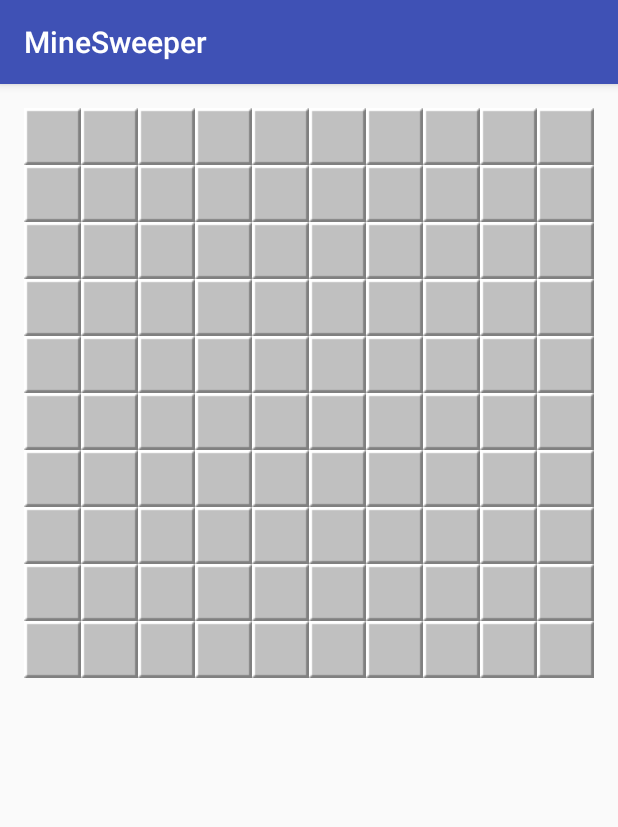
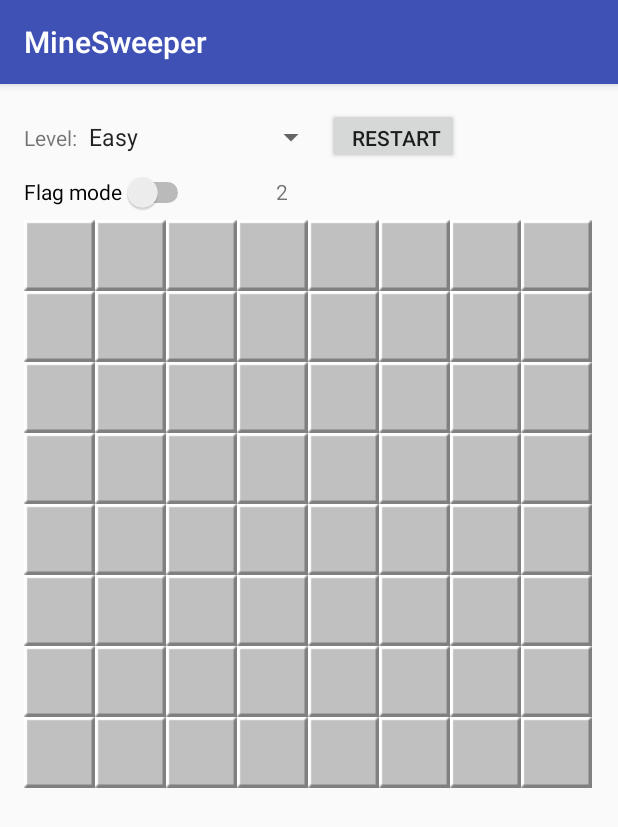
Before and after one commit to hylmartin/MineSweeper, an Android app: the screen it shows after launch (MainActivity), on a phone screen of 412 x 824 dp. Shown: the top 827 px of the screen. Run offline under Robolectric (Android 15) with nearby library versions, the phone set to English and light mode, and no system bars.

Commit message:
Tuesday progress
Added levels, restart button, flag mode, timer

```diff
--- a/app/src/main/java/com/example/martinhyl/minesweeper/Game.java
+++ b/app/src/main/java/com/example/martinhyl/minesweeper/Game.java
@@ -2,6 +2,7 @@ package com.example.martinhyl.minesweeper;
 
 import android.content.Context;
 import android.view.View;
+import android.widget.Toast;
 
 import com.example.martinhyl.minesweeper.grid.Cell;
 
@@ -12,16 +13,18 @@ import com.example.martinhyl.minesweeper.grid.Cell;
 public class Game {
     private static Game instance;
     private Context context;
-
-    public static final int mines = 10;
-    public static final int width = 10;
-    public static final int height = 10;
+    public static boolean running = true;
+    public static int mines = 10;
+    public static int width = 8;
+    public static int height = 8;
+    public static int level = 1;
+    public static boolean flagMode = false;
 
     private Cell[][] grid = new Cell[width][height];
 
     public static Game getInstance(){
         if (instance == null) {
-            instance = new Game();
+           instance = new Game();
         }
         return instance;
     }
@@ -29,28 +32,97 @@ public class Game {
     public void createBoard(Context context) {
         this.context = context;
 
+        grid = new Cell[width][height];
         Board board = new Board(mines,width,height);
         setGrid(context,board.getBoard());
 
 
     }
 
-    public View getCellAt(int i) {
+    public Cell getCellAt(int i) {
         int x = i % width;
-        int y = i / height;
+        int y = i / width;
 
         return grid[x][y];
     }
 
-    private void setGrid(final Context context, final int[][] grid) {
+    private void setGrid(Context context, int[][] grid) {
         for(int x = 0; x < width; x++) {
             for (int y = 0; y < height; y++) {
                 if(this.grid[x][y] == null) {
-                    this.grid[x][y] = new Cell(context,y * height + x);
+                    this.grid[x][y] = new Cell(context,y * width + x);
                 }
                 this.grid[x][y].setValue(grid[x][y]);
                 this.grid[x][y].invalidate();
             }
         }
     }
+
+    public Cell getCellAt(int x, int y) {
+        return grid[x][y];
+    }
+
+    public void click(int xPos, int yPos) {
+        if(xPos >= 0 && yPos >= 0 && xPos < width && yPos < height && !getCellAt(xPos,yPos).isChecked()) {
+            getCellAt(xPos, yPos).setChecked();
+
+            if(getCellAt(xPos, yPos).getValue() == 0) {
+                for(int xt = -1; xt <= 1; xt++){
+                    for(int yt = -1; yt <= 1; yt++){
+                        if( xt != yt){
+                            click(xPos + xt, yPos + yt);
+                        }
+                    }
+                }
+            }
+
+            if(getCellAt(xPos, yPos).isBomb()) {
+                gameOver();
+            }
+        }
+        isGameFinished();
+    }
+
+    private boolean isGameFinished() {
+        int bombNotFound = mines;
+        int notOpened = width * height;
+        for(int x = 0; x < width; x++) {
+            for (int y = 0; y < height; y++) {
+                if(getCellAt(x,y).isOpened() || getCellAt(x,y).isFlagged()){
+                    notOpened--;
+                }
+
+                if(getCellAt(x,y).isFlagged() && getCellAt(x,y).isBomb()) {
+                    bombNotFound--;
+                }
+            }
+        }
+        if(notOpened == bombNotFound) {
+            Toast.makeText(context,"GameWON",Toast.LENGTH_SHORT).show();
+            Game.running = false;
+        }
+
+        return true;
+    }
+
+    private void gameOver() {
+        Toast.makeText(context,"LOST",Toast.LENGTH_SHORT).show();
+
+        for(int x = 0; x < width; x++) {
+            for (int y = 0; y < height; y++) {
+                getCellAt(x,y).setOpened();
+
+            }
+        }
+        Game.running = false;
+    }
+
+    public void flag(int xPos, int yPos) {
+        boolean isFlagged = getCellAt(xPos, yPos).isFlagged();
+        getCellAt(xPos, yPos).setFlagged(!isFlagged);
+        getCellAt(xPos, yPos).invalidate();
+
+    }
+
+
 }
--- a/app/src/main/java/com/example/martinhyl/minesweeper/MainActivity.java
+++ b/app/src/main/java/com/example/martinhyl/minesweeper/MainActivity.java
@@ -3,15 +3,113 @@ package com.example.martinhyl.minesweeper;
 import android.support.v7.app.AppCompatActivity;
 import android.os.Bundle;
 import android.util.Log;
+import android.view.View;
+import android.widget.AdapterView;
+import android.widget.CompoundButton;
+import android.widget.Spinner;
+import android.widget.Switch;
+import android.widget.TextView;
+import android.widget.Toast;
+
+import com.example.martinhyl.minesweeper.grid.Grid;
+
+import org.w3c.dom.Text;
+
+import java.util.Timer;
+import java.util.TimerTask;
 
 public class MainActivity extends AppCompatActivity {
+    private static int level;
+    public Spinner spinner;
+    public Grid grid;
+    public Switch flagMode;
+    public Timer T;
+    public TextView timeTextView;
+    public int seconds = 0;
+
+
 
     @Override
     protected void onCreate(Bundle savedInstanceState) {
         super.onCreate(savedInstanceState);
         setContentView(R.layout.activity_main);
 
-        Log.i("ahoj","MainActivity on create");
+        spinner = (Spinner) findViewById(R.id.levelSpinner);
+        grid = (Grid) findViewById(R.id.mineGridView);
+        flagMode = (Switch) findViewById(R.id.switchFlagMode);
+        timeTextView = (TextView) findViewById(R.id.timeTextView);
+        T =new Timer();
+
         Game.getInstance().createBoard(this);
+
+        T.scheduleAtFixedRate(new TimerTask() {
+            @Override
+            public void run() {
+                runOnUiThread(new Runnable() {
+                    @Override
+                    public void run() {
+                        if(Game.running) {
+                            timeTextView.setText(String.valueOf(seconds));
+                            seconds++;
+                        }
+                    }
+                });
+            }
+        },1000,1000);
+
+        flagMode.setOnCheckedChangeListener(new CompoundButton.OnCheckedChangeListener() {
+            @Override
+            public void onCheckedChanged(CompoundButton compoundButton, boolean b) {
+                Game.flagMode = flagMode.isChecked();
+            }
+        });
+
+        spinner.setOnItemSelectedListener(new AdapterView.OnItemSelectedListener() {
+            @Override
+            public void onItemSelected(AdapterView<?> parentView, View selectedItemView, int position, long id) {
+                restartGame(parentView);
+            }
+
+            @Override
+            public void onNothingSelected(AdapterView<?> parentView) {
+                // your code here
+            }
+
+        });
+
+
+    }
+
+    public void restartGame(View view) {
+        level = spinner.getSelectedItemPosition()+1;
+        switch(level) {
+            case 1:
+                Game.mines = 10;
+                Game.height = 8;
+                Game.width = 8;
+                break;
+            case 2:
+                Game.mines = 15;
+                Game.height = 10;
+                Game.width = 10;
+                break;
+            case 3:
+                Game.mines = 20;
+                Game.height = 13;
+                Game.width = 10;
+                break;
+        }
+        Game.level = level;
+        Game.running = true;
+        seconds = 0;
+        timeTextView.setText(String.valueOf(seconds));
+        //setContentView(R.layout.activity_main);
+        Game.getInstance().createBoard(this);
+        grid.setNumColumns(Game.width);
+        grid.invalidateViews();
+
+        Toast.makeText(getApplicationContext(), String.valueOf(level), Toast.LENGTH_SHORT).show();
+
+
     }
 }
--- a/app/src/main/java/com/example/martinhyl/minesweeper/grid/BaseCell.java
+++ b/app/src/main/java/com/example/martinhyl/minesweeper/grid/BaseCell.java
@@ -39,6 +39,7 @@ public abstract class BaseCell extends View{
         if(value == -1) {
             isBomb = true;
         }
+        this.value = value;
     }
 
     public boolean isBomb() {
@@ -53,8 +54,9 @@ public abstract class BaseCell extends View{
         return isOpened;
     }
 
-    public void setOpened(boolean opened) {
-        isOpened = opened;
+    public void setOpened() {
+        isOpened = true;
+        invalidate();
     }
 
     public boolean isChecked() {
@@ -99,7 +101,7 @@ public abstract class BaseCell extends View{
 
     public void setPosition(int position) {
         this.position = position;
-        x = position % Game.height;
+        x = position % Game.width;
         y = position / Game.width;
         invalidate();
     }
--- a/app/src/main/java/com/example/martinhyl/minesweeper/grid/Grid.java
+++ b/app/src/main/java/com/example/martinhyl/minesweeper/grid/Grid.java
@@ -24,7 +24,7 @@ public class Grid extends GridView{
 
     @Override
     protected void onMeasure(int widthMeasureSpec, int heightMeasureSpec) {
-        super.onMeasure(widthMeasureSpec, widthMeasureSpec);
+        super.onMeasure(widthMeasureSpec, heightMeasureSpec);
     }
 
     private class GridAdapter extends BaseAdapter {
--- a/app/src/main/res/layout/activity_main.xml
+++ b/app/src/main/res/layout/activity_main.xml
@@ -1,25 +1,76 @@
 <?xml version="1.0" encoding="utf-8"?>
-<RelativeLayout xmlns:android="http://schemas.android.com/apk/res/android"
+<LinearLayout xmlns:android="http://schemas.android.com/apk/res/android"
     xmlns:app="http://schemas.android.com/apk/res-auto"
     xmlns:tools="http://schemas.android.com/tools"
     android:layout_width="match_parent"
     android:layout_height="match_parent"
+    android:orientation="vertical"
     android:paddingBottom="16dp"
-    android:paddingTop="16dp"
     android:paddingLeft="16dp"
     android:paddingRight="16dp"
-    tools:context="com.example.martinhyl.minesweeper.MainActivity">
+    android:paddingTop="16dp"
+    tools:context="com.example.martinhyl.minesweeper.MainActivity"
+    android:weightSum="1">
 
-    <TextView
-        android:id="@+id/textView"
+    <LinearLayout
         android:layout_width="match_parent"
-        android:layout_height="match_parent"
-        android:text="Manazeris" />
+        android:layout_height="wrap_content"
+        android:orientation="vertical"
+        android:weightSum="1">
+
+        <LinearLayout
+            android:layout_width="match_parent"
+            android:layout_height="wrap_content"
+            android:orientation="horizontal"
+            android:weightSum="1">
+
+            <TextView
+                android:id="@+id/levelTextView"
+                android:layout_width="wrap_content"
+                android:layout_height="wrap_content"
+                android:text="Level:" />
+
+            <Spinner
+                android:id="@+id/levelSpinner"
+                android:layout_width="wrap_content"
+                android:layout_height="wrap_content"
+                android:layout_weight="0.33"
+                android:entries="@array/spinnerLevelItems" />
+
+            <Button
+                android:id="@+id/restartButton"
+                android:layout_width="wrap_content"
+                android:layout_height="37dp"
+                android:onClick="restartGame"
+                android:text="Restart"
+                android:textAlignment="textEnd" />
+
+        </LinearLayout>
+
+        <LinearLayout
+            android:layout_width="match_parent"
+            android:layout_height="wrap_content"
+            android:orientation="horizontal">
+
+            <Switch
+                android:id="@+id/switchFlagMode"
+                android:layout_width="wrap_content"
+                android:layout_height="37dp"
+                android:text="Flag mode" />
+
+            <TextView
+                android:id="@+id/timeTextView"
+                android:layout_width="117dp"
+                android:layout_height="wrap_content"
+                android:text="00:00"
+                android:textAlignment="center" />
+        </LinearLayout>
+    </LinearLayout>
+
     <com.example.martinhyl.minesweeper.grid.Grid
         android:id="@+id/mineGridView"
         android:layout_width="match_parent"
         android:layout_height="wrap_content"
-        android:layout_centerHorizontal="true">
+        android:layout_centerHorizontal="true" />
 
-    </com.example.martinhyl.minesweeper.grid.Grid>
-</RelativeLayout>
+</LinearLayout>
--- /dev/null
+++ b/app/src/main/res/values/arrays.xml
@@ -0,0 +1,9 @@
+<?xml version="1.0" encoding="utf-8"?>
+<resources>
+    <string-array name="spinnerLevelItems">
+        <item>Easy</item>
+        <item>Medium</item>
+        <item>High</item>
+    </string-array>
+
+</resources>
--- a/app/src/main/res/values/strings.xml
+++ b/app/src/main/res/values/strings.xml
@@ -1,3 +1,4 @@
 <resources>
     <string name="app_name">MineSweeper</string>
+
 </resources>
```
Also changed, not shown: app/src/main/java/com/example/martinhyl/minesweeper/grid/Cell.java (+95 -1 lines), app/src/main/res/drawable/eight.png (added), app/src/main/res/drawable/five.png (added), app/src/main/res/drawable/flag.png (added), app/src/main/res/drawable/four.png (added), app/src/main/res/drawable/one.png (added), app/src/main/res/drawable/present.png (added), app/src/main/res/drawable/seven.png (added), app/src/main/res/drawable/simple_bomb.png (added), app/src/main/res/drawable/six.png (added), app/src/main/res/drawable/three.png (added), app/src/main/res/drawable/two.png (added), app/src/main/res/drawable/zero.png (added).
